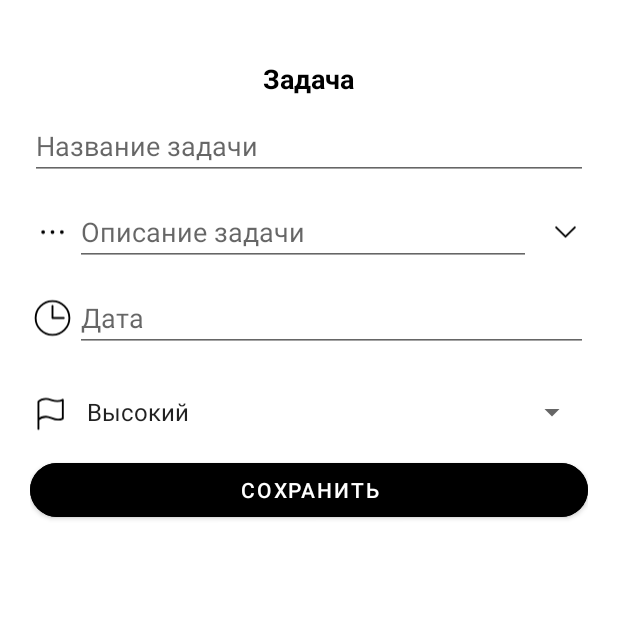
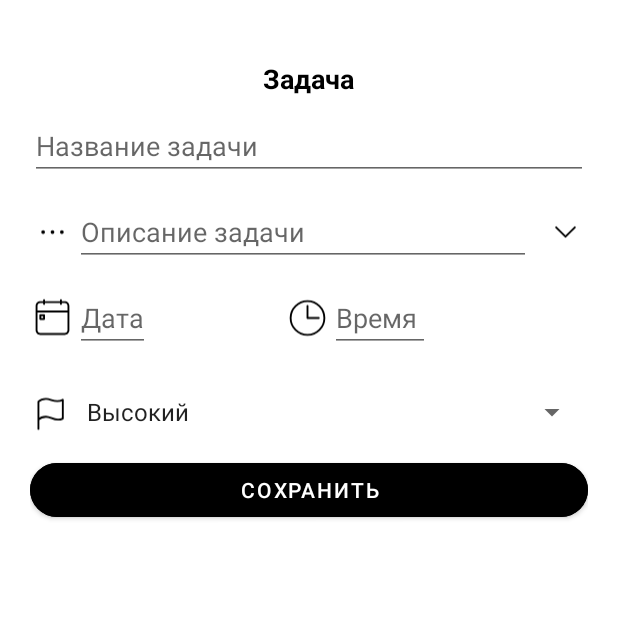
Before and after one commit to Cas-byte-per/Samurai_way, an Android app: the fragment EditTaskFragment placed in its activity, on a phone screen of 412 x 824 dp, the top half of it. Run offline under Robolectric (Android 15) with nearby library versions, the light colour scheme and no system bars; our stand-ins replace Firebase (no records; nobody signed in at launch, a user with empty details on screens opened directly).

Commit message:
Добавление функции установки времени для задачи

```diff
--- a/app/src/main/java/com/example/myapp/EditTaskFragment.java
+++ b/app/src/main/java/com/example/myapp/EditTaskFragment.java
@@ -1,6 +1,7 @@
 package com.example.myapp;
 
 import android.app.AlertDialog; // NEW
+import android.app.TimePickerDialog;
 import android.os.Bundle;
 import android.view.LayoutInflater;
 import android.view.View;
@@ -35,8 +36,9 @@ public class EditTaskFragment extends Fragment {
     private static final String ARG_DATE        = "date";
     private static final String ARG_PRIORITY    = "priority";
     private static final String ARG_DESCRIPTION = "description";
+    private static final String ARG_TIME = "time";
 
-    private EditText titleInput, dateInput, descriptionInput;
+    private EditText titleInput, dateInput, descriptionInput, timeInput;
     private Spinner prioritySpinner;
     private ImageView ivToggleDesc;
     private boolean isDescExpanded = false;
@@ -49,6 +51,7 @@ public class EditTaskFragment extends Fragment {
         args.putInt(ARG_POSITION, position);
         args.putString(ARG_TITLE, task.getTitle());
         args.putString(ARG_DATE, task.getDate());
+        args.putString(ARG_TIME, task.getTime());
         args.putInt(ARG_PRIORITY, task.getPriority());
         args.putString(ARG_DESCRIPTION, task.getDescription());
         fragment.setArguments(args);
@@ -64,9 +67,14 @@ public class EditTaskFragment extends Fragment {
         // findViewById
         titleInput       = view.findViewById(R.id.etTitle);
         dateInput        = view.findViewById(R.id.etDate);
+        timeInput = view.findViewById(R.id.etTime);
+
         // Отключаем ручной ввод и скрываем курсор
         dateInput.setInputType(InputType.TYPE_NULL);
         dateInput.setCursorVisible(false);
+
+        timeInput.setInputType(InputType.TYPE_NULL);
+        timeInput.setCursorVisible(false);
 
         // По клику показываем DatePickerDialog
         dateInput.setOnClickListener(v -> {
@@ -92,6 +100,18 @@ public class EditTaskFragment extends Fragment {
                     year, month, day
             );
             picker.show();
+        });
+        timeInput.setOnClickListener(v -> {
+            final Calendar cal = Calendar.getInstance();
+            int hour = cal.get(Calendar.HOUR_OF_DAY);
+            int minute = cal.get(Calendar.MINUTE);
+            new TimePickerDialog(requireContext(),
+                    (view1, h, m) -> {
+                        String fmt = String.format(Locale.getDefault(), "%02d:%02d", h, m);
+                        timeInput.setText(fmt);
+                    },
+                    hour, minute, true
+            ).show();
         });
 
         // 1) Находим Spinner
@@ -131,6 +151,7 @@ public class EditTaskFragment extends Fragment {
             position = getArguments().getInt(ARG_POSITION, -1); // NEW
             titleInput.setText(getArguments().getString(ARG_TITLE));
             dateInput.setText(getArguments().getString(ARG_DATE));
+            timeInput.setText(getArguments().getString(ARG_TIME, ""));
             int prio = getArguments().getInt(ARG_PRIORITY, 1);   // 1–3
             prioritySpinner.setSelection(prio - 1);
             descriptionInput.setText(getArguments().getString(ARG_DESCRIPTION));
@@ -140,15 +161,12 @@ public class EditTaskFragment extends Fragment {
         saveButton.setOnClickListener(v -> {
             String title       = titleInput.getText().toString().trim();
             String date        = dateInput.getText().toString().trim();
+            String time = timeInput.getText().toString().trim();
             int prio = prioritySpinner.getSelectedItemPosition() + 1;
             String description = descriptionInput.getText().toString().trim();
 
             if (title.isEmpty()) {
                 Toast.makeText(getContext(), "Введите название задачи", Toast.LENGTH_SHORT).show();
-                return;
-            }
-            if (!date.matches("^\\d{2}\\.\\d{2}\\.\\d{2}$")) {
-                Toast.makeText(getContext(), "Введите дату в формате дд.мм.гг", Toast.LENGTH_SHORT).show();
                 return;
             }
             // валидируем дату...
@@ -170,6 +188,7 @@ public class EditTaskFragment extends Fragment {
             result.putString("date", date);
             result.putInt(ARG_PRIORITY, prio);
             result.putString("description", description);
+            result.putString("time",time);
 
             if (getArguments() != null && getArguments().containsKey(ARG_POSITION)) {
                 int pos = getArguments().getInt(ARG_POSITION);
--- a/app/src/main/java/com/example/myapp/TaskListFragment.java
+++ b/app/src/main/java/com/example/myapp/TaskListFragment.java
@@ -120,9 +120,10 @@ public class TaskListFragment extends Fragment {
                 "task_add_result", this, (key, bundle) -> {
                     String title = bundle.getString("title");
                     String date = bundle.getString("date");
+                    String time = bundle.getString("time");
                     int priority = bundle.getInt("priority");
                     String description = bundle.getString("description");
-                    taskList.add(new Task(title, date, priority, description));
+                    taskList.add(new Task(title, date, time, priority, description));
                     saveTasks();
                     adapter.notifyItemInserted(taskList.size() - 1);
                 }
@@ -133,10 +134,11 @@ public class TaskListFragment extends Fragment {
                     int pos = bundle.getInt("position");
                     String title = bundle.getString("title");
                     String date = bundle.getString("date");
+                    String time = bundle.getString("time");
                     int priority = bundle.getInt("priority");
                     String description = bundle.getString("description");
 
-                    Task updated = new Task(title, date, priority, description);
+                    Task updated = new Task(title, date, time, priority, description);
                     taskList.set(pos, updated);
                     saveTasks();
                     adapter.notifyItemChanged(pos);
--- /dev/null
+++ b/app/src/main/res/drawable/ic_calendar.xml
@@ -0,0 +1,5 @@
+<vector xmlns:android="http://schemas.android.com/apk/res/android" android:height="30dp" android:viewportHeight="24" android:viewportWidth="24" android:width="30dp">
+
+    <path android:fillColor="#000000" android:pathData="M16,4L8,4L8,4.5C8,4.776 7.776,5 7.5,5C7.224,5 7,4.776 7,4.5L7,4L5.5,4C4.672,4 4,4.672 4,5.5L4,8L20,8L20,5.5C20,4.672 19.328,4 18.5,4L17,4L17,4.5C17,4.776 16.776,5 16.5,5C16.224,5 16,4.776 16,4.5L16,4ZM17,3L18.5,3C19.881,3 21,4.119 21,5.5L21,18.507C21,19.888 19.881,21.007 18.5,21.007L5.5,21.007C4.119,21.007 3,19.888 3,18.507L3,5.5C3,4.119 4.119,3 5.5,3L7,3L7,2.5C7,2.224 7.224,2 7.5,2C7.776,2 8,2.224 8,2.5L8,3L16,3L16,2.5C16,2.224 16.224,2 16.5,2C16.776,2 17,2.224 17,2.5L17,3ZM20,9L4,9L4,18.507C4,19.336 4.672,20.007 5.5,20.007L18.5,20.007C19.328,20.007 20,19.336 20,18.507L20,9ZM5,10.5C5,10.224 5.224,10 5.5,10L7.5,10C7.776,10 8,10.224 8,10.5L8,12.5C8,12.776 7.776,13 7.5,13L5.5,13C5.224,13 5,12.776 5,12.5L5,10.5ZM6,11L6,12L7,12L7,11L6,11Z"/>
+
+</vector>
--- a/app/src/main/res/layout/fragment_edit_task.xml
+++ b/app/src/main/res/layout/fragment_edit_task.xml
@@ -85,16 +85,32 @@
             <ImageView
                 android:layout_width="wrap_content"
                 android:layout_height="match_parent"
-                android:src="@drawable/ic_clock" />
+                android:src="@drawable/ic_calendar" />
             <!-- Дата задачи -->
             <EditText
                 android:id="@+id/etDate"
-                android:layout_width="match_parent"
+                android:layout_width="wrap_content"
                 android:layout_height="wrap_content"
-                android:hint="Дата"
+                android:clickable="true"
+                android:cursorVisible="false"
+                android:focusable="false"
+                android:hint="Дата" />
+
+            <Space
+                android:layout_width="90dp"
+                android:layout_height="wrap_content"/>
+            <ImageView
+                android:layout_width="wrap_content"
+                android:layout_height="match_parent"
+                android:src="@drawable/ic_clock" />
+            <EditText
+                android:id="@+id/etTime"
+                android:layout_width="wrap_content"
+                android:layout_height="match_parent"
+                android:hint="Время "
                 android:focusable="false"
                 android:clickable="true"
-                android:cursorVisible="false" />
+                android:cursorVisible="false"/>
         </LinearLayout>
         <!-- Приоритет задачи -->
     <LinearLayout
--- a/app/src/main/res/layout/item_task.xml
+++ b/app/src/main/res/layout/item_task.xml
@@ -37,6 +37,7 @@
             android:textColor="#000000" />
 
 
+
         <!-- Мусорка (удалить) -->
         <ImageButton
             android:id="@+id/btnDelete"
```
Also changed, not shown: app/src/main/java/com/example/myapp/Task.java (+9 -3 lines).
